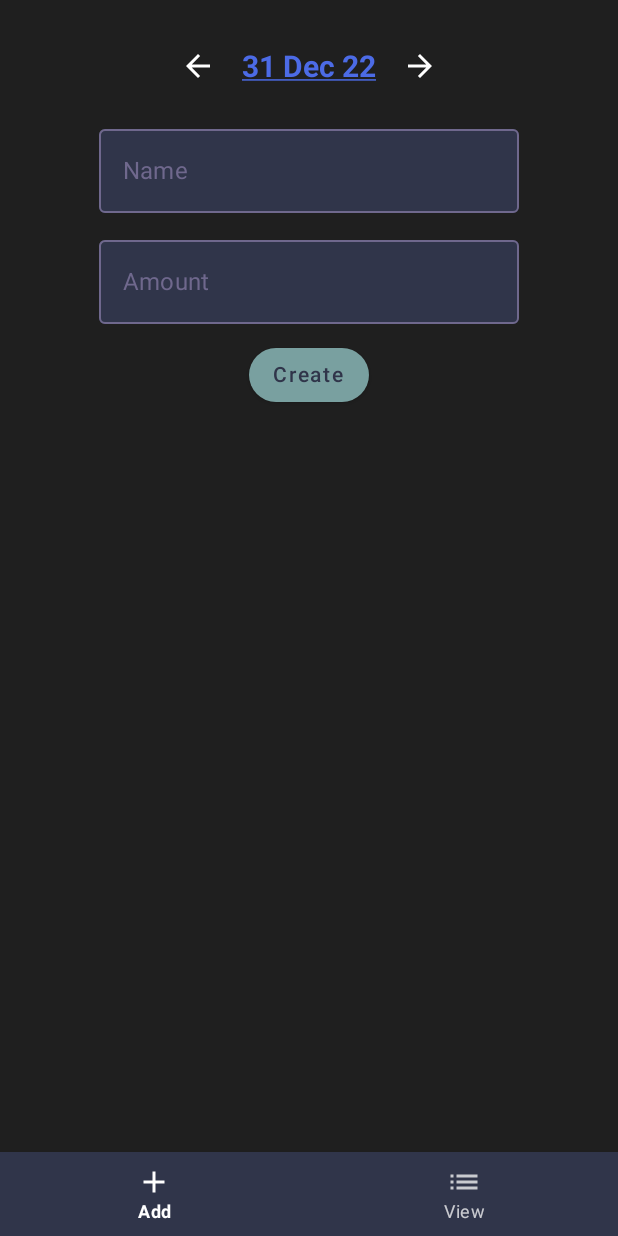
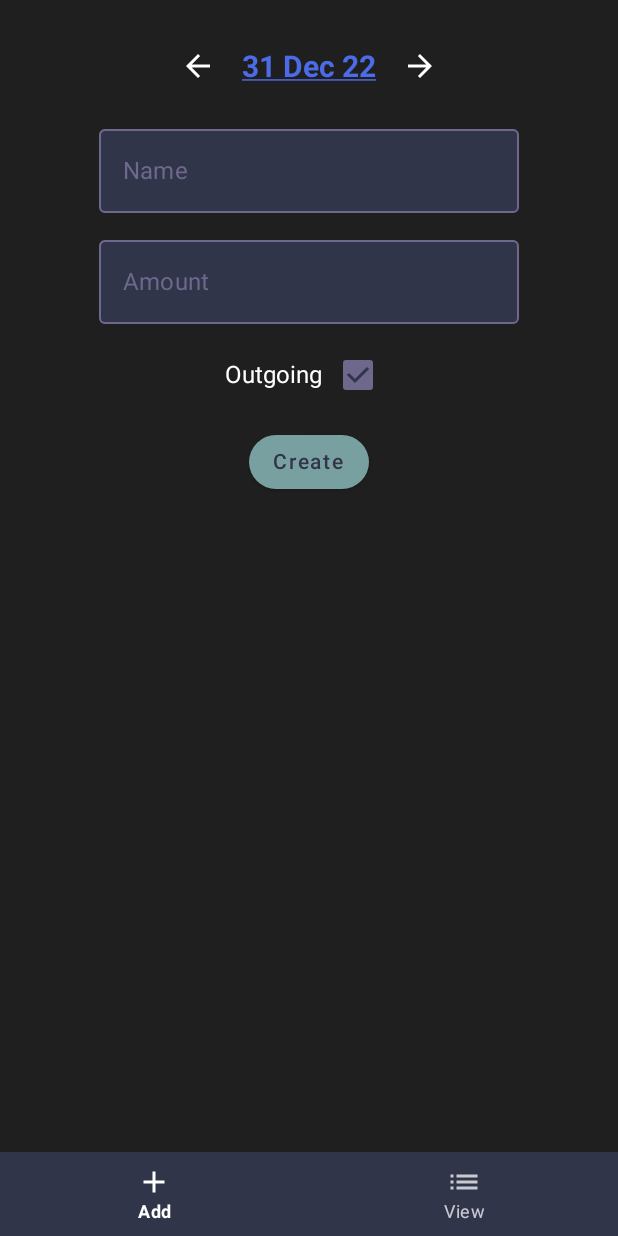
Before and after one commit to EwasWorld/ProjectNummi, an Android app built with Jetpack Compose: the screen it shows after launch (MainActivity), after a tap on "One day earlier", on a phone screen of 412 x 824 dp. Run offline under Robolectric (Android 15) with nearby library versions, the phone set to English and light mode, and no system bars.

Commit message:
Added a isOutgoing field to Transaction

```diff
--- a/app/src/main/java/com/eywa/projectnummi/features/addTransactions/AddTransactionsIntent.kt
+++ b/app/src/main/java/com/eywa/projectnummi/features/addTransactions/AddTransactionsIntent.kt
@@ -4,6 +4,7 @@ import java.util.*
 
 sealed class AddTransactionsIntent {
     object CreateTransaction : AddTransactionsIntent()
+    object ToggleIsOutgoing : AddTransactionsIntent()
     data class DateChanged(val date: Calendar) : AddTransactionsIntent()
     data class DateIncremented(val daysAdded: Int) : AddTransactionsIntent()
     data class AmountChanged(val amount: String) : AddTransactionsIntent()
--- a/app/src/main/java/com/eywa/projectnummi/features/addTransactions/AddTransactionsScreen.kt
+++ b/app/src/main/java/com/eywa/projectnummi/features/addTransactions/AddTransactionsScreen.kt
@@ -121,6 +121,21 @@ fun AddTransactionsScreen(
                 },
                 colors = NummiTheme.colors.outlinedTextField()
         )
+        Row(
+                verticalAlignment = Alignment.CenterVertically,
+                horizontalArrangement = Arrangement.SpaceBetween,
+                modifier = Modifier.clickable { listener(ToggleIsOutgoing) }
+        ) {
+            Text(
+                    text = "Outgoing",
+                    color = NummiTheme.colors.appBackground.content,
+            )
+            Checkbox(
+                    checked = state.isOutgoing,
+                    onCheckedChange = { listener(ToggleIsOutgoing) },
+                    colors = NummiTheme.colors.generalCheckbox(),
+            )
+        }
         Button(
                 colors = NummiTheme.colors.generalButton(),
                 shape = NummiTheme.shapes.generalButton,
--- a/app/src/main/java/com/eywa/projectnummi/features/addTransactions/AddTransactionsState.kt
+++ b/app/src/main/java/com/eywa/projectnummi/features/addTransactions/AddTransactionsState.kt
@@ -7,4 +7,5 @@ data class AddTransactionsState(
         val date: Calendar = DateUtils.currentDate(),
         val amount: String = "",
         val name: String = "",
+        val isOutgoing: Boolean = true,
 )
--- a/app/src/main/java/com/eywa/projectnummi/features/viewTransactions/ViewTransactionsScreen.kt
+++ b/app/src/main/java/com/eywa/projectnummi/features/viewTransactions/ViewTransactionsScreen.kt
@@ -1,9 +1,11 @@
 package com.eywa.projectnummi.features.viewTransactions
 
 import androidx.compose.foundation.BorderStroke
+import androidx.compose.foundation.background
 import androidx.compose.foundation.layout.*
 import androidx.compose.foundation.lazy.LazyColumn
 import androidx.compose.foundation.lazy.items
+import androidx.compose.foundation.shape.GenericShape
 import androidx.compose.foundation.shape.RoundedCornerShape
 import androidx.compose.material.Surface
 import androidx.compose.material.Text
@@ -11,6 +13,8 @@ import androidx.compose.runtime.Composable
 import androidx.compose.runtime.collectAsState
 import androidx.compose.ui.Alignment
 import androidx.compose.ui.Modifier
+import androidx.compose.ui.draw.alpha
+import androidx.compose.ui.draw.clip
 import androidx.compose.ui.graphics.Color
 import androidx.compose.ui.tooling.preview.Preview
 import androidx.compose.ui.unit.dp
@@ -45,12 +49,26 @@ fun ViewTransactionsScreen(
                     .padding(NummiTheme.dimens.screenPadding)
     ) {
         items(displayItems) { item ->
+            BoxWithConstraints {
                 Surface(
                         color = Color.Transparent,
                         border = BorderStroke(1.dp, BaseColor.GREY),
                         shape = RoundedCornerShape(30),
                         modifier = Modifier.fillMaxWidth()
                 ) {
+                    Box(
+                            modifier = Modifier
+                                    .matchParentSize()
+                                    .clip(
+                                            GenericShape { size, _ ->
+                                                moveTo(size.width, 0f)
+                                                lineTo(size.width, size.height)
+                                                lineTo(size.width - size.height, size.height)
+                                            }
+                                    )
+                                    .alpha(0.3f)
+                                    .background(if (item.isOutgoing) BaseColor.RED else BaseColor.GREEN)
+                    )
                     Column(
                             horizontalAlignment = Alignment.CenterHorizontally,
                             verticalArrangement = Arrangement.spacedBy(5.dp),
@@ -79,6 +97,7 @@ fun ViewTransactionsScreen(
             }
         }
     }
+}
 
 @Preview
 @Composable
--- a/app/src/main/java/com/eywa/projectnummi/model/Transaction.kt
+++ b/app/src/main/java/com/eywa/projectnummi/model/Transaction.kt
@@ -7,4 +7,8 @@ data class Transaction(
         val date: Calendar,
         val name: String,
         val amount: Int,
+        /**
+         * True if money is leaving the account, false if it's entering the account
+         */
+        val isOutgoing: Boolean = true,
 )
--- a/app/src/main/java/com/eywa/projectnummi/model/providers/TransactionProvider.kt
+++ b/app/src/main/java/com/eywa/projectnummi/model/providers/TransactionProvider.kt
@@ -7,7 +7,7 @@ object TransactionProvider {
     val basic = listOf(
             Transaction(0, DateProvider.getDate(0), "Sainsburys", 1_50),
             Transaction(1, DateProvider.getDate(-1), "Gym", 30),
-            Transaction(2, DateProvider.getDate(-2), "Salary", 1000_00),
+            Transaction(2, DateProvider.getDate(-2), "Salary", 1000_00, false),
             Transaction(3, DateProvider.getDate(-3), "Amazon", 13_59),
     )
 }
--- a/app/src/main/java/com/eywa/projectnummi/ui/theme/colors/BaseColor.kt
+++ b/app/src/main/java/com/eywa/projectnummi/ui/theme/colors/BaseColor.kt
@@ -12,8 +12,9 @@ object BaseColor {
     val BASE_BLUE = Color(0xFF79A0A0)
     val BASE_GREEN = Color(0xFFB3BC9F)
 
-    val ERROR_RED = Color(0xFFAE6B6B)
-    val LINK_BLUE = Color(0xFF4C6BE6)
+    val RED = Color(0xFFAE6B6B)
+    val BLUE = Color(0xFF4C6BE6)
+    val GREEN = Color(0xFF77AE6B)
 
     const val PLACEHOLDER_ALPHA = 0.3f
 
--- a/app/src/main/java/com/eywa/projectnummi/ui/theme/colors/colorPaletts/ColorPalette.kt
+++ b/app/src/main/java/com/eywa/projectnummi/ui/theme/colors/colorPaletts/ColorPalette.kt
@@ -1,9 +1,6 @@
 package com.eywa.projectnummi.ui.theme.colors.colorPaletts
 
-import androidx.compose.material.ButtonColors
-import androidx.compose.material.ButtonDefaults
-import androidx.compose.material.TextFieldColors
-import androidx.compose.material.TextFieldDefaults
+import androidx.compose.material.*
 import androidx.compose.runtime.Composable
 import androidx.compose.runtime.Immutable
 import androidx.compose.ui.graphics.Color
@@ -20,7 +17,7 @@ data class ColorPalette(
         val appBackground: ThemeColor = ThemeColor(main = BaseColor.BASE_BLACK, content = Color.White),
         val navBar: ThemeColor = ThemeColor(main = BaseColor.BASE_SPACE, content = Color.White),
 
-        val link: Color = BaseColor.LINK_BLUE,
+        val link: Color = BaseColor.BLUE,
 
         val generalButton: @Composable () -> ButtonColors = {
             ButtonDefaults.buttonColors(
@@ -28,6 +25,15 @@ data class ColorPalette(
                     contentColor = BaseColor.BASE_SPACE,
                     disabledBackgroundColor = BaseColor.BASE_SPACE,
                     disabledContentColor = BaseColor.GREY,
+            )
+        },
+        val generalCheckbox: @Composable () -> CheckboxColors = {
+            CheckboxDefaults.colors(
+                    checkedColor = BaseColor.BASE_PURPLE,
+                    uncheckedColor = BaseColor.BASE_PURPLE,
+                    checkmarkColor = BaseColor.BASE_SPACE,
+                    disabledColor = BaseColor.GREY,
+                    disabledIndeterminateColor = BaseColor.GREY,
             )
         },
         val outlinedTextField: @Composable () -> TextFieldColors = {
@@ -38,25 +44,25 @@ data class ColorPalette(
                     backgroundColor = BaseColor.BASE_SPACE,
 
                     cursorColor = BaseColor.BASE_PURPLE,
-                    errorCursorColor = BaseColor.ERROR_RED,
+                    errorCursorColor = BaseColor.RED,
 
                     focusedBorderColor = BaseColor.BASE_BLUE,
                     unfocusedBorderColor = BaseColor.BASE_PURPLE,
                     disabledBorderColor = BaseColor.GREY,
-                    errorBorderColor = BaseColor.ERROR_RED,
+                    errorBorderColor = BaseColor.RED,
 
                     leadingIconColor = BaseColor.BASE_PURPLE,
                     disabledLeadingIconColor = BaseColor.GREY,
-                    errorLeadingIconColor = BaseColor.ERROR_RED,
+                    errorLeadingIconColor = BaseColor.RED,
 
                     trailingIconColor = BaseColor.BASE_PURPLE,
                     disabledTrailingIconColor = BaseColor.GREY,
-                    errorTrailingIconColor = BaseColor.ERROR_RED,
+                    errorTrailingIconColor = BaseColor.RED,
 
                     focusedLabelColor = BaseColor.BASE_BLUE,
                     unfocusedLabelColor = BaseColor.BASE_PURPLE,
                     disabledLabelColor = BaseColor.GREY,
-                    errorLabelColor = BaseColor.ERROR_RED,
+                    errorLabelColor = BaseColor.RED,
 
                     placeholderColor = BaseColor.BASE_PURPLE.copy(alpha = 0.5f),
                     disabledPlaceholderColor = BaseColor.GREY.copy(alpha = 0.5f),
```
Lines whose indentation alone changed are shown as unchanged.
